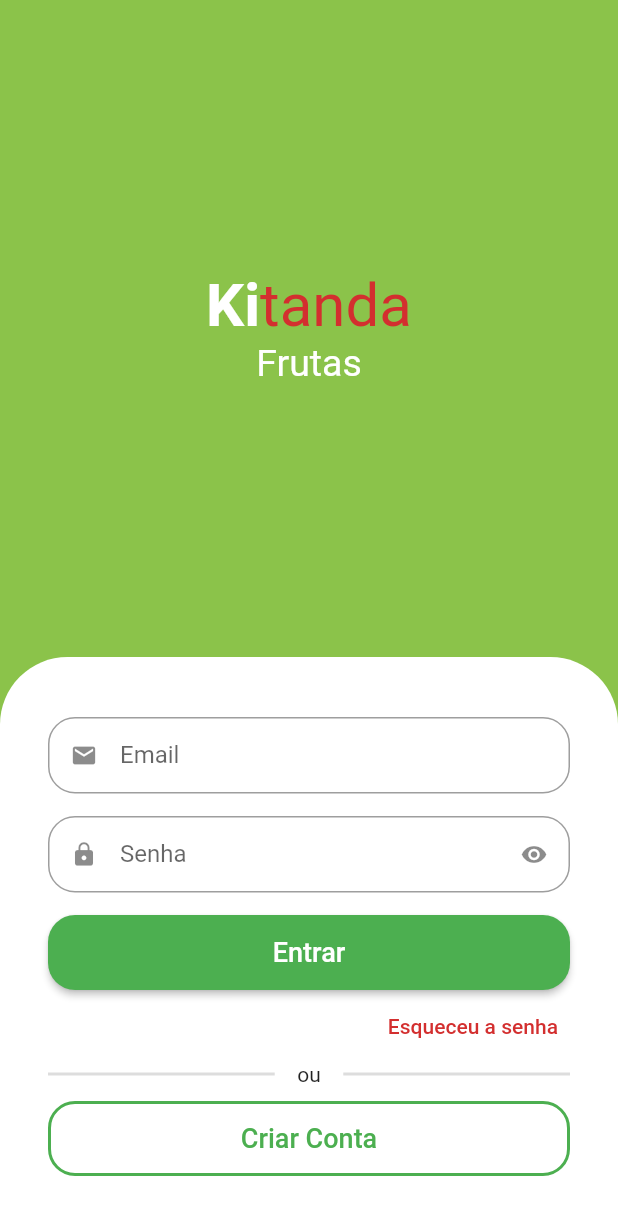
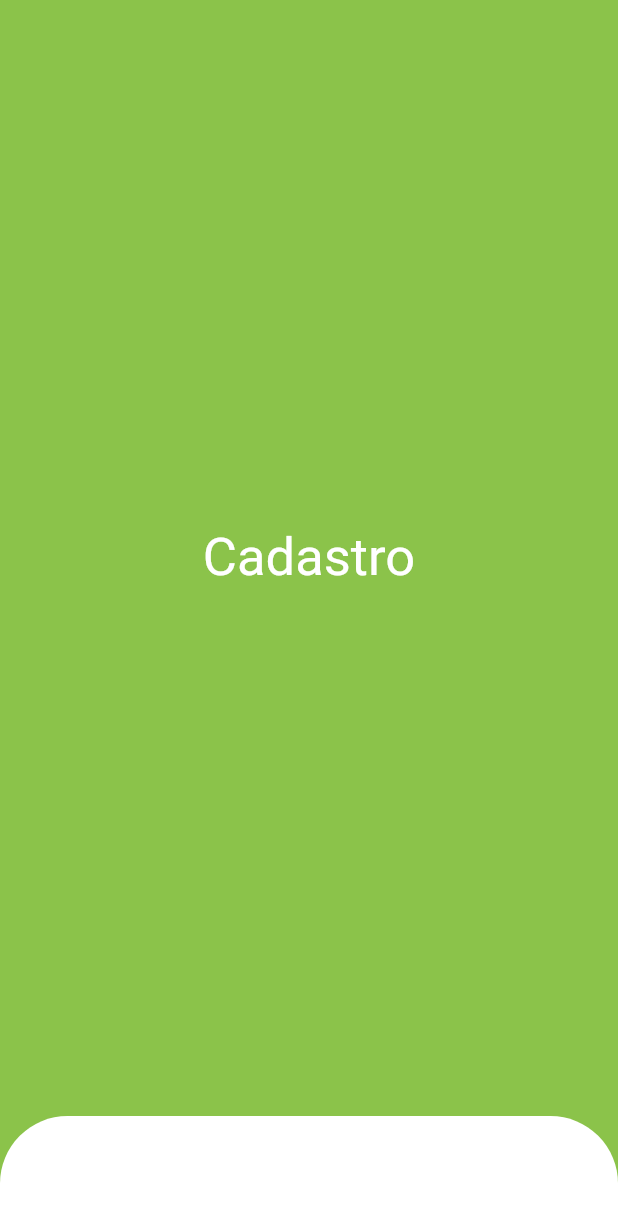
Before and after one commit to tiagosmweb/kitanda, a Flutter app: the screen it shows after launch, after a tap on "Criar Conta", on a phone screen of 412 x 824 dp. Shown: the top 1221 px of the screen. Run offline on Flutter 3.47's test engine with Material 2 defaults, Android fonts, the phone set to English and light mode, and no system bars; drawn by our look-alikes of animated_text_kit.

Commit message:
add page signup

```diff
--- a/lib/src/auth/sign_in_screen.dart
+++ b/lib/src/auth/sign_in_screen.dart
@@ -1,6 +1,7 @@
 import 'package:animated_text_kit/animated_text_kit.dart';
 import 'package:flutter/material.dart';
 import 'package:kitanda/src/auth/components/custom_text_field.dart';
+import 'package:kitanda/src/auth/sign_up_screen.dart';
 import 'package:kitanda/src/utils/custom_colors.dart';
 
 class SignInScreen extends StatelessWidget {
@@ -152,7 +153,15 @@
                           color: Colors.green,
                         ),
                       ),
-                      onPressed: () {},
+                      onPressed: () {
+                        Navigator.of(context).push(
+                          MaterialPageRoute(
+                            builder: (context) {
+                              return SignUpScreen();
+                            },
+                          ),
+                        );
+                      },
                       child: const Text(
                         'Criar Conta',
                         style: TextStyle(
--- /dev/null
+++ b/lib/src/auth/sign_up_screen.dart
@@ -0,0 +1,41 @@
+import 'package:flutter/material.dart';
+import 'package:kitanda/src/auth/components/custom_text_field.dart';
+import 'package:kitanda/src/utils/custom_colors.dart';
+
+class SignUpScreen extends StatelessWidget {
+  const SignUpScreen({Key? key}) : super(key: key);
+
+  @override
+  Widget build(BuildContext context) {
+    return Scaffold(
+      backgroundColor: CustomColors.customSwatchColor,
+      body: Column(
+        children: [
+          const Expanded(
+            child: Center(
+              child: Text(
+                "Cadastro",
+                style: TextStyle(
+                  color: Colors.white,
+                  fontSize: 35,
+                ),
+              ),
+            ),
+          ),
+          Container(
+            padding: const EdgeInsets.symmetric(
+              horizontal: 32,
+              vertical: 40,
+            ),
+            decoration: const BoxDecoration(
+              color: Colors.white,
+              borderRadius: BorderRadius.vertical(
+                top: Radius.circular(45),
+              ),
+            ),
+          ),
+        ],
+      ),
+    );
+  }
+}
```
